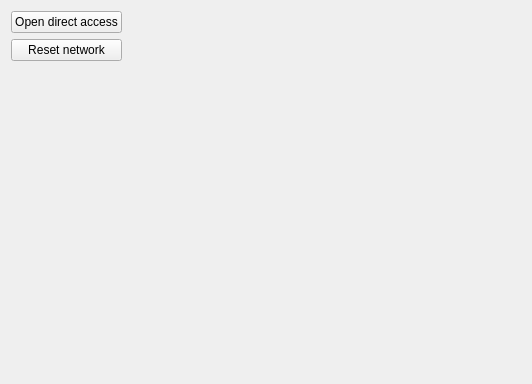
Old version of the form zbyrator-src/zbyratorservice.ui in the repository KTS-Intek/quick-collect.
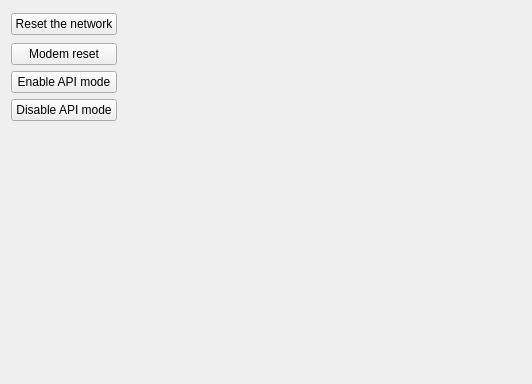
New version of the form. Icons and pictures are not drawn.

Commit message: 1. Тестування пройшло, є можливість опитувати лічильники е/е, води, відкривати прямий доступ з GUI та через EmulatorMode UC

```diff
--- a/zbyrator-src/zbyratorservice.ui
+++ b/zbyrator-src/zbyratorservice.ui
@@ -14,10 +14,10 @@
    <string>Form</string>
   </property>
   <layout class="QGridLayout" name="gridLayout">
-   <item row="0" column="0">
-    <widget class="QPushButton" name="pbOpenDa">
+   <item row="2" column="0">
+    <widget class="QPushButton" name="pbModemReset">
      <property name="text">
-      <string>Open direct access</string>
+      <string>Modem reset</string>
      </property>
      <property name="icon">
       <iconset resource="../res.qrc">
@@ -38,10 +38,10 @@
      </property>
     </spacer>
    </item>
-   <item row="1" column="0">
+   <item row="0" column="0" rowspan="2">
     <widget class="QPushButton" name="pbResetNetwork">
      <property name="text">
-      <string>Reset network</string>
+      <string>Reset the network</string>
      </property>
      <property name="icon">
       <iconset resource="../res.qrc">
@@ -49,7 +49,18 @@
      </property>
     </widget>
    </item>
-   <item row="2" column="0">
+   <item row="3" column="0">
+    <widget class="QPushButton" name="pbEnableApi">
+     <property name="text">
+      <string>Enable API mode</string>
+     </property>
+     <property name="icon">
+      <iconset resource="../../../Matilda-units/gui/image-and-font/res.qrc">
+       <normaloff>:/katynko/svg/flag-yellow.svg</normaloff>:/katynko/svg/flag-yellow.svg</iconset>
+     </property>
+    </widget>
+   </item>
+   <item row="5" column="0">
     <spacer name="verticalSpacer">
      <property name="orientation">
       <enum>Qt::Vertical</enum>
@@ -62,6 +73,17 @@
      </property>
     </spacer>
    </item>
+   <item row="4" column="0">
+    <widget class="QPushButton" name="pbDisableApi">
+     <property name="text">
+      <string>Disable API mode</string>
+     </property>
+     <property name="icon">
+      <iconset resource="../../../Matilda-units/gui/image-and-font/res.qrc">
+       <normaloff>:/katynko/svg/flag-blue.svg</normaloff>:/katynko/svg/flag-blue.svg</iconset>
+     </property>
+    </widget>
+   </item>
   </layout>
  </widget>
  <resources>
```
Left out of the diff: 8 changed lines with no effect on the pictures. The commit also changes 22 other files.
